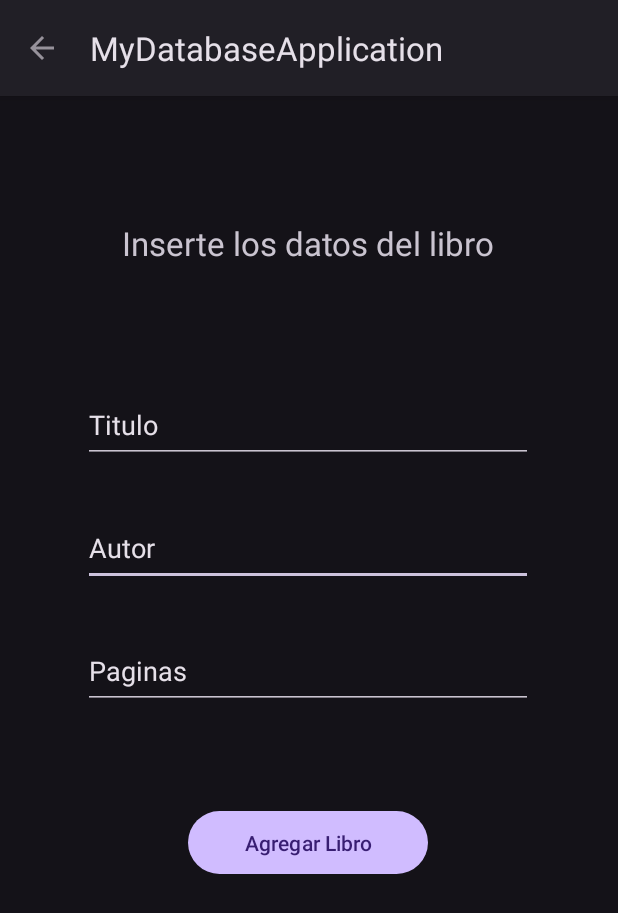
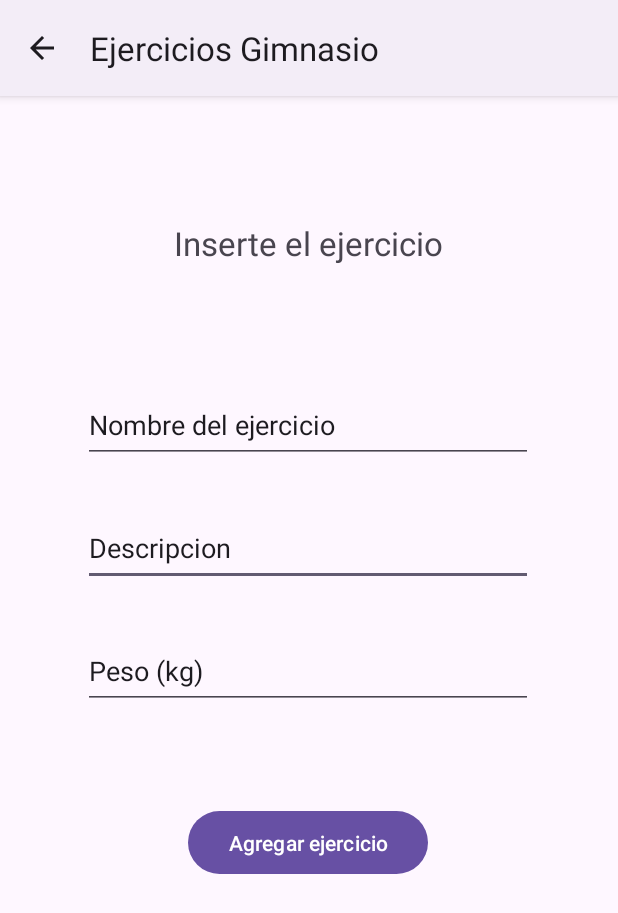
Before and after one commit to juni000/DAM_DUAL_2023-2024_JuanAlbertoJimenez, an Android app: the screen it shows after launch (AddDataActivity), after a tap on an icon or button, on a phone screen of 412 x 824 dp. Shown: the top 913 px of the screen. Run offline under Robolectric (Android 15) with nearby library versions, the phone set to English and light mode, and no system bars.

Commit message:
Commit diario automatizado

```diff
--- a/Desarrollo_Android/MyDBApp-develop/MyDBApp-develop/app/src/main/AndroidManifest.xml
+++ b/Desarrollo_Android/MyDBApp-develop/MyDBApp-develop/app/src/main/AndroidManifest.xml
@@ -7,10 +7,10 @@
         android:dataExtractionRules="@xml/data_extraction_rules"
         android:fullBackupContent="@xml/backup_rules"
         android:icon="@mipmap/ic_launcher"
-        android:label="@string/app_name"
+        android:label="Ejercicios Gimnasio"
         android:roundIcon="@mipmap/ic_launcher_round"
         android:supportsRtl="true"
-        android:theme="@style/Theme.Material3.Dark"
+        android:theme="@style/Theme.Material3.DayNight"
         tools:targetApi="31">
         <activity
             android:name=".UpdateActivity"
--- a/Desarrollo_Android/MyDBApp-develop/MyDBApp-develop/app/src/main/java/com/example/mydatabaseapplication/AddDataActivity.java
+++ b/Desarrollo_Android/MyDBApp-develop/MyDBApp-develop/app/src/main/java/com/example/mydatabaseapplication/AddDataActivity.java
@@ -2,24 +2,19 @@ package com.example.mydatabaseapplication;
 
 import androidx.appcompat.app.AppCompatActivity;
 
-import android.content.ContentValues;
-import android.database.sqlite.SQLiteDatabase;
 import android.os.Bundle;
 import android.view.MotionEvent;
 import android.view.View;
 import android.widget.Button;
 import android.widget.EditText;
-import android.widget.Toast;
-
-import java.text.MessageFormat;
 
 public class AddDataActivity extends AppCompatActivity {
 
     //Defino objetos que voy a usar
-    EditText titulo;
-    EditText autor;
-    EditText paginas;
-    Button addBook;
+    EditText ejercicio;
+    EditText descripcion;
+    EditText peso;
+    Button addEjercicio;
 
     @Override
     protected void onCreate(Bundle savedInstanceState) {
@@ -27,28 +22,28 @@ public class AddDataActivity extends AppCompatActivity {
         setContentView(R.layout.activity_add_data);
 
         //Asigno los objetos creados a los elementos de la vista
-        titulo = findViewById(R.id.tituloText);
-        autor = findViewById(R.id.autorText);
-        paginas = findViewById(R.id.paginasText);
-        addBook = findViewById(R.id.addButton);
+        ejercicio = findViewById(R.id.ejercicioText);
+        descripcion = findViewById(R.id.descripcionText);
+        peso = findViewById(R.id.pesoText);
+        addEjercicio = findViewById(R.id.addButton);
 
         //Limpiamos los campos
         detectAndCleanFields();
 
-        addBook.setOnClickListener(new View.OnClickListener() {
+        addEjercicio.setOnClickListener(new View.OnClickListener() {
             @Override
             public void onClick(View view) {
                 //Cogemos los datos que ha insertado el usuario
-                String tituloInsertado = titulo.getText().toString().trim();
-                String autorInsertado = autor.getText().toString().trim();
-                String paginasInsertadas = paginas.getText().toString().trim();
+                String ejercicioInsertado = ejercicio.getText().toString().trim();
+                String descripcionInsertado = descripcion.getText().toString().trim();
+                String pesoInsertado = peso.getText().toString();
 
                 //Obtengo la base de datos
                 DatabaseHelper dbHelper = new DatabaseHelper(AddDataActivity.this);
 
-                Book newBook = new Book(tituloInsertado, autorInsertado, Integer.parseInt(paginasInsertadas));
+                Ejercicio newEjercicio = new Ejercicio(ejercicioInsertado, descripcionInsertado, Integer.parseInt(pesoInsertado));
 
-                dbHelper.createBook(newBook);
+                dbHelper.createBook(newEjercicio);
 
             }
         });
@@ -56,26 +51,26 @@ public class AddDataActivity extends AppCompatActivity {
     }
 
     private void detectAndCleanFields() {
-        titulo.setOnTouchListener(new View.OnTouchListener() {
+        ejercicio.setOnTouchListener(new View.OnTouchListener() {
             @Override
             public boolean onTouch(View view, MotionEvent motionEvent) {
-                titulo.setText("");
+                ejercicio.setText("");
                 return false;
             }
         });
 
-        autor.setOnTouchListener(new View.OnTouchListener() {
+        descripcion.setOnTouchListener(new View.OnTouchListener() {
             @Override
             public boolean onTouch(View view, MotionEvent motionEvent) {
-                autor.setText("");
+                descripcion.setText("");
                 return false;
             }
         });
 
-        paginas.setOnTouchListener(new View.OnTouchListener() {
+        peso.setOnTouchListener(new View.OnTouchListener() {
             @Override
             public boolean onTouch(View view, MotionEvent motionEvent) {
-                paginas.setText("");
+                peso.setText("");
                 return false;
             }
         });
--- a/Desarrollo_Android/MyDBApp-develop/MyDBApp-develop/app/src/main/java/com/example/mydatabaseapplication/DatabaseHelper.java
+++ b/Desarrollo_Android/MyDBApp-develop/MyDBApp-develop/app/src/main/java/com/example/mydatabaseapplication/DatabaseHelper.java
@@ -14,8 +14,8 @@ import java.util.ArrayList;
 public class DatabaseHelper extends SQLiteOpenHelper {
 
     private Context myContext;
-    private static final String DATABASE_NAME = "MyLibrary.db";
-    private static final String TABLE_NAME = "Books";
+    private static final String DATABASE_NAME = "MyListaEjercicios.db";
+    private static final String TABLE_NAME = "Ejercicios";
 
     public DatabaseHelper(@Nullable Context context) {
         super(context, DATABASE_NAME, null, 1);
@@ -26,9 +26,9 @@ public class DatabaseHelper extends SQLiteOpenHelper {
     public void onCreate(SQLiteDatabase sqLiteDatabase) {
         String query = "CREATE TABLE " + TABLE_NAME +
                 "(id INTEGER PRIMARY KEY AUTOINCREMENT,"+
-                "title TEXT NOT NULL,"+
-                "author TEXT NOT NULL,"+
-                "pages INTEGER)";
+                "nombre TEXT NOT NULL,"+
+                "descripcion TEXT NOT NULL,"+
+                "peso INTEGER)";
         sqLiteDatabase.execSQL(query);
     }
 
@@ -40,17 +40,17 @@ public class DatabaseHelper extends SQLiteOpenHelper {
     }
 
     //CREATE
-    public void createBook(Book book){
+    public void createBook(Ejercicio ejercicio){
         //Obtain book values
-        String titleNewBook = book.get_title();
-        String authorNewBook = book.get_author();
-        int pagesNewBook = book.get_pages();
+        String nombreNewEjercicio = ejercicio.get_nombre();
+        String descripcionNewEjercicio = ejercicio.get_descripcion();
+        int PesoNewEjercicio = ejercicio.get_peso();
 
         //Generate contentvalues to insert data
         ContentValues contentValues = new ContentValues();
-        contentValues.put("title",titleNewBook);
-        contentValues.put("pages",pagesNewBook);
-        contentValues.put("author",authorNewBook);
+        contentValues.put("nombre",nombreNewEjercicio);
+        contentValues.put("descripcion",descripcionNewEjercicio);
+        contentValues.put("peso",PesoNewEjercicio);
 
         //Access to the DB in write mode
         SQLiteDatabase database = this.getWritableDatabase();
@@ -60,48 +60,60 @@ public class DatabaseHelper extends SQLiteOpenHelper {
             long result = database.insert(TABLE_NAME,null,contentValues);
             if(result != -1){
                 //OK
-                Toast.makeText(myContext,"Book inserted was success!",Toast.LENGTH_LONG).show();
+                Toast.makeText(myContext,"Ejercicio insertado!",Toast.LENGTH_LONG).show();
             }
             else{
                 //BAD
-                Toast.makeText(myContext,"Error while inserting the book",Toast.LENGTH_LONG).show();
+                Toast.makeText(myContext,"Error insertando el ejercicio",Toast.LENGTH_LONG).show();
             }
         }
         catch (Exception ex){
             //Exception
-            Toast.makeText(myContext,"Error while inserting the book" + ex.toString(),Toast.LENGTH_LONG).show();
+            Toast.makeText(myContext,"Error insertando el ejercicio" + ex.toString(),Toast.LENGTH_LONG).show();
         }
     }
 
     //READ
-    public ArrayList<Book> getBooks(){
-        ArrayList<Book> allBooks = new ArrayList<Book>();
+    public ArrayList<Ejercicio> getEjercicio(){
+        ArrayList<Ejercicio> allEjercicios = new ArrayList<Ejercicio>();
         //Query for obtaining all the books
-        String query = "SELECT id, title, author, pages FROM " + TABLE_NAME;
+        String query = "SELECT id, nombre, descripcion, peso FROM " + TABLE_NAME;
         //Access the database in readable mode
         SQLiteDatabase database = this.getReadableDatabase();
         Cursor result = database.rawQuery(query,null);
 
         while(result.moveToNext()){
-            allBooks.add(new Book(result.getInt(0),
+            allEjercicios.add(new Ejercicio(result.getInt(0),
                             result.getString(1),
                             result.getString(2),
                             result.getInt(3)));
         }
         result.close();
-        return  allBooks;
+        return allEjercicios;
     }
 
     public void deleteBook(String idtext) {
         SQLiteDatabase database = this.getWritableDatabase();
         int result = database.delete(TABLE_NAME,"id = ?",new String[]{idtext});
-        if (result != 0 ) Toast.makeText(myContext,"Book deleted",Toast.LENGTH_LONG).show();
-        else Toast.makeText(myContext,"Error deleting book",Toast.LENGTH_LONG).show();
+        if (result != 0 ) Toast.makeText(myContext,"Ejercicio Eliminado",Toast.LENGTH_LONG).show();
+        else Toast.makeText(myContext,"Error Eliminando el ejercicio",Toast.LENGTH_LONG).show();
 
     }
 
-    //UPDATE
+    public void updateBook(String newEjercicio, String newDescripcion, int newPeso, String id) {
+        SQLiteDatabase database = this.getWritableDatabase();
+        ContentValues contentValues = new ContentValues();
 
-    //DELETE
+        contentValues.put("nombre",newEjercicio);
+        contentValues.put("descripcion",newDescripcion);
+        contentValues.put("peso",newPeso);
+
+        int updateResult = database.update(TABLE_NAME,contentValues,"id = ?",new String[]{id});
+        if (updateResult==-1){
+            Toast.makeText(myContext,"Error actualizando el ejercicio",Toast.LENGTH_LONG).show();
+        }else{
+            Toast.makeText(myContext,"ejercicio actualizado",Toast.LENGTH_LONG).show();
+        }
+    }
 
 }
--- a/Desarrollo_Android/MyDBApp-develop/MyDBApp-develop/app/src/main/java/com/example/mydatabaseapplication/MainActivity.java
+++ b/Desarrollo_Android/MyDBApp-develop/MyDBApp-develop/app/src/main/java/com/example/mydatabaseapplication/MainActivity.java
@@ -5,7 +5,6 @@ import androidx.recyclerview.widget.LinearLayoutManager;
 import androidx.recyclerview.widget.RecyclerView;
 
 import android.content.Intent;
-import android.database.sqlite.SQLiteDatabase;
 import android.os.Bundle;
 import android.view.View;
 
@@ -40,10 +39,10 @@ public class MainActivity extends AppCompatActivity {
         dbHelper = new DatabaseHelper(MainActivity.this);
 
         //Getting all the books
-        ArrayList<Book> allBooks = dbHelper.getBooks();
+        ArrayList<Ejercicio> allEjercicios = dbHelper.getEjercicio();
 
         recyclerView = findViewById(R.id.recyclerView);
-        customAdapter = new CustomAdapter(MainActivity.this,allBooks);
+        customAdapter = new CustomAdapter(MainActivity.this, allEjercicios);
 
         recyclerView.setAdapter(customAdapter);
         recyclerView.setLayoutManager(new LinearLayoutManager(MainActivity.this));
--- a/Desarrollo_Android/MyDBApp-develop/MyDBApp-develop/app/src/main/res/layout/activity_add_data.xml
+++ b/Desarrollo_Android/MyDBApp-develop/MyDBApp-develop/app/src/main/res/layout/activity_add_data.xml
@@ -7,27 +7,29 @@
     tools:context=".AddDataActivity">
 
     <EditText
-        android:id="@+id/autorText"
+        android:id="@+id/descripcionText"
         android:layout_width="300dp"
         android:layout_height="50dp"
         android:layout_marginTop="32dp"
         android:ems="10"
         android:inputType="text"
-        android:text="Autor"
+        android:maxLength="40"
+        android:text="Descripcion"
         app:layout_constraintBottom_toBottomOf="parent"
         app:layout_constraintEnd_toEndOf="parent"
         app:layout_constraintHorizontal_bias="0.497"
         app:layout_constraintStart_toStartOf="parent"
-        app:layout_constraintTop_toBottomOf="@+id/tituloText"
+        app:layout_constraintTop_toBottomOf="@+id/ejercicioText"
         app:layout_constraintVertical_bias="0.0" />
 
     <EditText
-        android:id="@+id/tituloText"
+        android:id="@+id/ejercicioText"
         android:layout_width="300dp"
         android:layout_height="50dp"
         android:ems="10"
         android:inputType="text"
-        android:text="Titulo"
+        android:maxLength="40"
+        android:text="Nombre del ejercicio"
         app:layout_constraintBottom_toBottomOf="parent"
         app:layout_constraintEnd_toEndOf="parent"
         app:layout_constraintHorizontal_bias="0.497"
@@ -36,18 +38,19 @@
         app:layout_constraintVertical_bias="0.126" />
 
     <EditText
-        android:id="@+id/paginasText"
+        android:id="@+id/pesoText"
         android:layout_width="300dp"
         android:layout_height="50dp"
         android:layout_marginTop="32dp"
         android:ems="10"
         android:inputType="number"
-        android:text="Paginas"
+        android:maxLength="10"
+        android:text="Peso (kg)"
         app:layout_constraintBottom_toBottomOf="parent"
         app:layout_constraintEnd_toEndOf="parent"
         app:layout_constraintHorizontal_bias="0.497"
         app:layout_constraintStart_toStartOf="parent"
-        app:layout_constraintTop_toBottomOf="@+id/autorText"
+        app:layout_constraintTop_toBottomOf="@+id/descripcionText"
         app:layout_constraintVertical_bias="0.0" />
 
     <TextView
@@ -55,7 +58,7 @@
         android:layout_width="312dp"
         android:layout_height="44dp"
         android:gravity="center"
-        android:text="Inserte los datos del libro"
+        android:text="Inserte el ejercicio"
         android:textSize="22sp"
         app:layout_constraintBottom_toBottomOf="parent"
         app:layout_constraintEnd_toEndOf="parent"
@@ -69,12 +72,12 @@
         android:layout_width="160dp"
         android:layout_height="50dp"
         android:layout_marginTop="64dp"
-        android:text="Agregar Libro"
+        android:text="Agregar ejercicio"
         app:layout_constraintBottom_toBottomOf="parent"
         app:layout_constraintEnd_toEndOf="parent"
         app:layout_constraintHorizontal_bias="0.498"
         app:layout_constraintStart_toStartOf="parent"
-        app:layout_constraintTop_toBottomOf="@+id/paginasText"
+        app:layout_constraintTop_toBottomOf="@+id/pesoText"
         app:layout_constraintVertical_bias="0.0" />
 
 </androidx.constraintlayout.widget.ConstraintLayout>
```
Also changed, not shown: Desarrollo_Android/MyDBApp-develop/MyDBApp-develop/app/src/main/java/com/example/mydatabaseapplication/Book.java (deleted, +0 -62 lines), Desarrollo_Android/MyDBApp-develop/MyDBApp-develop/app/src/main/java/com/example/mydatabaseapplication/CustomAdapter.java (+21 -21 lines), Desarrollo_Android/MyDBApp-develop/MyDBApp-develop/app/src/main/java/com/example/mydatabaseapplication/Ejercicio.java (added, +62 -0 lines), Desarrollo_Android/MyDBApp-develop/MyDBApp-develop/app/src/main/java/com/example/mydatabaseapplication/UpdateActivity.java (+16 -13 lines), Desarrollo_Android/MyDBApp-develop/MyDBApp-develop/app/src/main/res/layout/activity_update.xml (+11 -11 lines), Desarrollo_Android/MyDBApp-develop/MyDBApp-develop/app/src/main/res/layout/my_book.xml (deleted, +0 -77 lines), Desarrollo_Android/MyDBApp-develop/MyDBApp-develop/app/src/main/res/layout/my_ejercicio.xml (added, +91 -0 lines), 5 other files.
